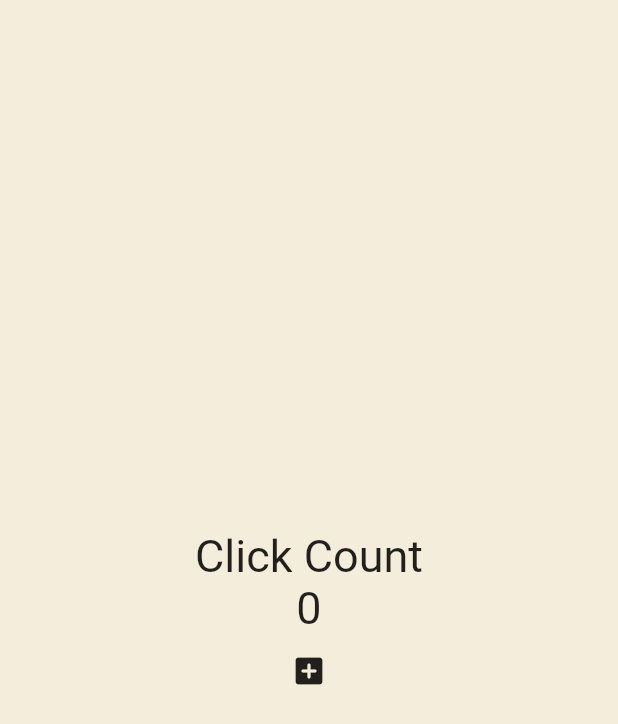
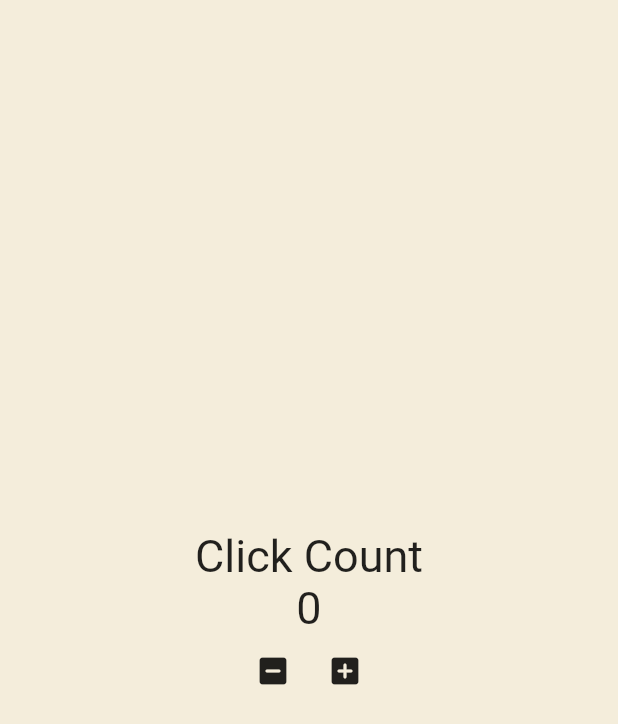
Before and after one commit to baekjungkim/statefull_widgets, a Flutter app: the screen it shows after launch, on a phone screen of 412 x 824 dp. Shown: the top 724 px of the screen. Run offline on Flutter 3.47's test engine with Material 2 defaults, Android fonts, the phone set to English and light mode, and no system bars.

```diff
--- a/lib/main.dart
+++ b/lib/main.dart
@@ -5,7 +5,9 @@ void main() {
 }
 
 class App extends StatefulWidget {
-  const App({super.key});
+  const App({
+    super.key,
+  });
 
   @override
   State<App> createState() => _AppState();
@@ -14,8 +16,16 @@ class App extends StatefulWidget {
 class _AppState extends State<App> {
   int counter = 0;
 
-  void onClicked() {
-    counter = counter + 1;
+  void onPlusClicked() {
+    setState(() {
+      counter++;
+    });
+  }
+
+  void onMinusClicked() {
+    setState(() {
+      counter--;
+    });
   }
 
   @override
@@ -39,11 +49,22 @@ class _AppState extends State<App> {
                   fontSize: 30,
                 ),
               ),
-              IconButton(
-                onPressed: onClicked,
-                icon: const Icon(
-                  Icons.add_box_rounded,
-                ),
+              Row(
+                mainAxisAlignment: MainAxisAlignment.center,
+                children: [
+                  IconButton(
+                    onPressed: onMinusClicked,
+                    icon: const Icon(
+                      Icons.indeterminate_check_box_rounded,
+                    ),
+                  ),
+                  IconButton(
+                    onPressed: onPlusClicked,
+                    icon: const Icon(
+                      Icons.add_box_rounded,
+                    ),
+                  ),
+                ],
               ),
             ],
           ),
```
